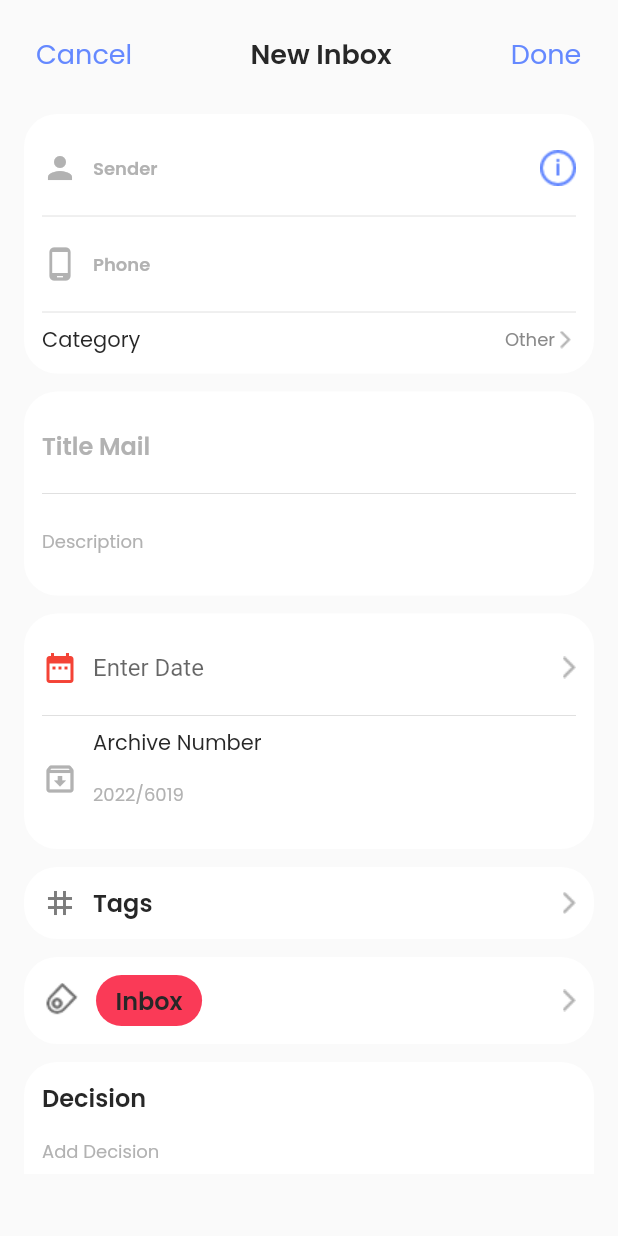
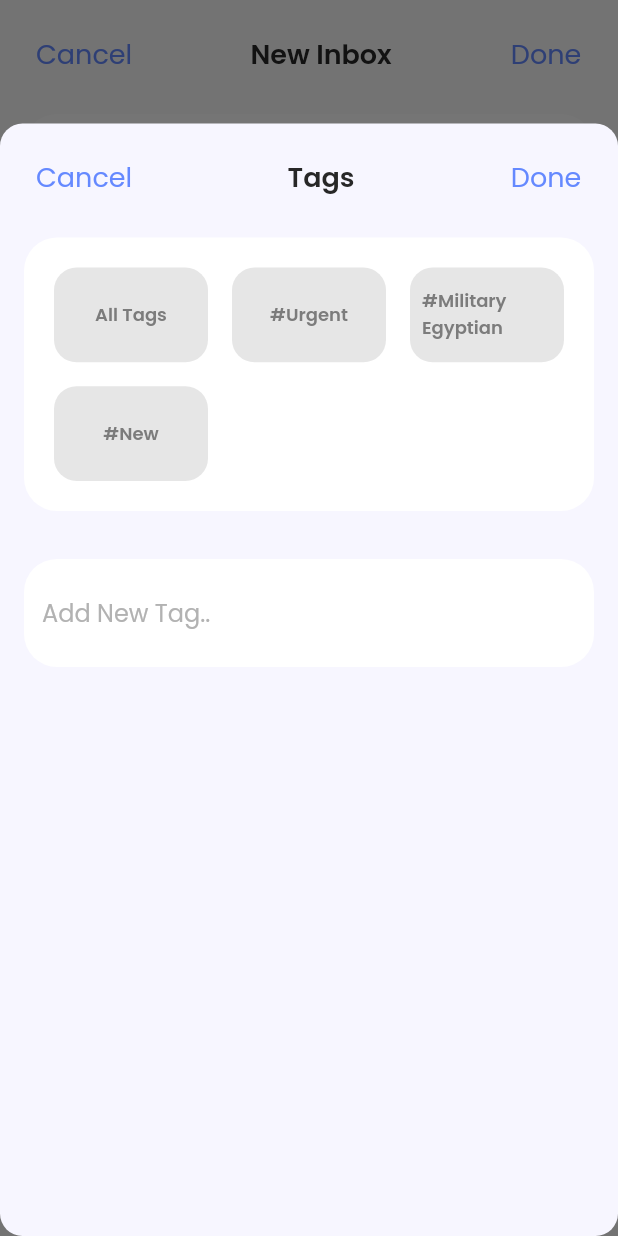
Before and after one commit to ReemaAsker/Final_project_RGS, a Flutter app: the NewInboxPage widget shown alone on an empty page, opened directly, after a tap on "Tags", on a phone screen of 412 x 824 dp. Run offline on Flutter 3.47's test engine with Material 2 defaults, Android fonts, the phone set to English and light mode, and no system bars; our stand-ins replace email_validator, expandable, flutter_advanced_drawer, shared_preferences; missing offline and left inert: animated_snack_bar, sliding_switch; accounts and stored records are empty.

Commit message:
navigate to tags page from create mail page

```diff
--- a/lib/view_features/new_inbox/create_mail.dart
+++ b/lib/view_features/new_inbox/create_mail.dart
@@ -20,6 +20,8 @@ import '../category/category.dart';
 import '../home/widgets/custom_border.dart';
 import '../home/widgets/custom_text.dart';
 import 'package:intl/intl.dart';
+
+import '../tags/tag.dart';
 
 class NewInboxPage extends StatefulWidget {
   NewInboxPage({Key? key}) : super(key: key);
@@ -617,8 +619,7 @@ class _NewInboxPageState extends State<NewInboxPage> {
         ),
         valColor: Colors.white,
         onTap: () {
-          print('Hello');
-          // _navigateToTagsPage(context);
+          _navigateToTagsPage(context);
         });
   }
 
@@ -665,4 +666,16 @@ class _NewInboxPageState extends State<NewInboxPage> {
       },
     );
   }
+  Future<void> _navigateToTagsPage(BuildContext context) async {
+    await showModalBottomSheet<dynamic>(
+      isScrollControlled: true,
+      useRootNavigator: true,
+      backgroundColor: kLightWhiteColor,
+      shape: RoundedRectangleBorder(borderRadius: BorderRadius.circular(15)),
+      context: context,
+      builder: (BuildContext context) {
+        return FractionallySizedBox(heightFactor: 0.9, child: TagsPage());
+      },
+    );
+  }
 }
```
